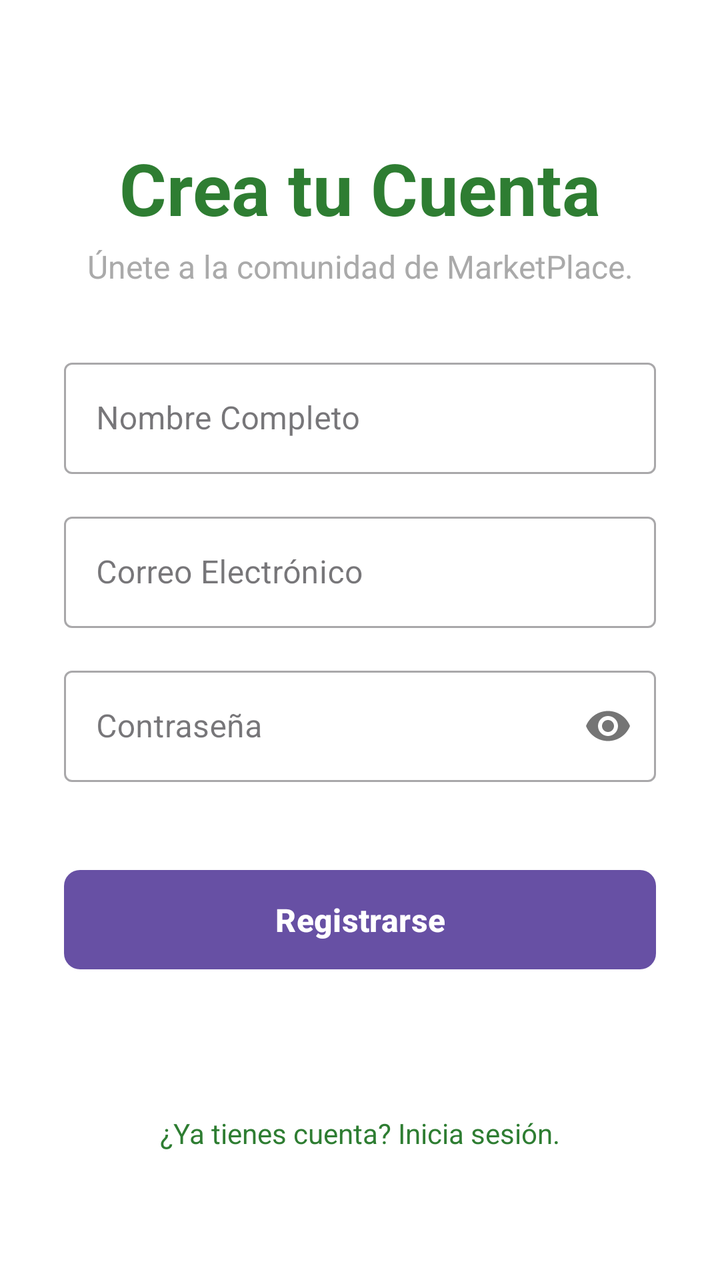
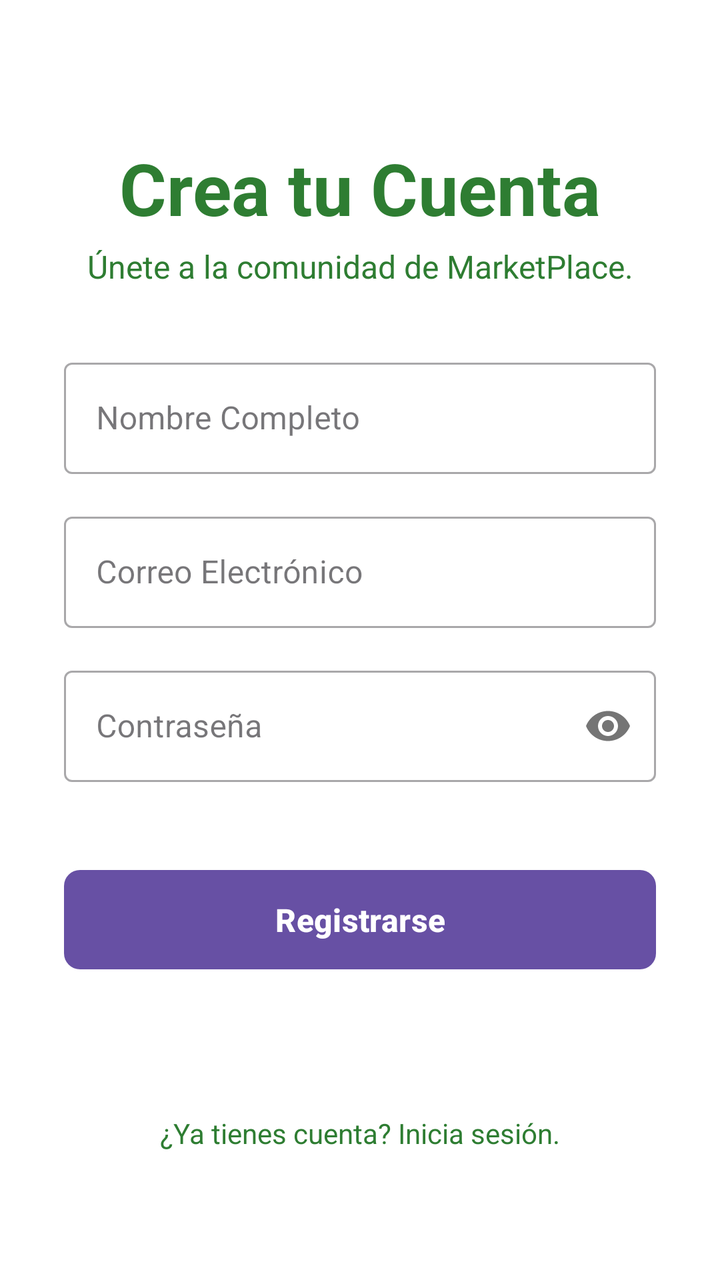

An Android layout rendered at two revisions. The XML below is the earlier revision; the diff shows what the commit changed to produce the second picture.
<!-- AndroidManifest.xml: application theme Theme.MyApplication -->
<!-- res/layout/activity_registro.xml -->
<?xml version="1.0" encoding="utf-8"?>
<androidx.constraintlayout.widget.ConstraintLayout
    xmlns:android="http://schemas.android.com/apk/res/android"
    xmlns:app="http://schemas.android.com/apk/res-auto"
    xmlns:tools="http://schemas.android.com/tools"
    android:layout_width="match_parent"
    android:layout_height="match_parent"
    android:padding="32dp"
    android:background="@color/blanco"
    tools:context=".Registro">
    
    <androidx.constraintlayout.widget.Guideline
        android:id="@+id/guideline_top"
        android:layout_width="wrap_content"
        android:layout_height="wrap_content"
        android:orientation="horizontal"
        app:layout_constraintGuide_percent="0.25" />
    
    <TextView
        android:id="@+id/tv_title_registro"
        android:layout_width="wrap_content"
        android:layout_height="wrap_content"
        android:text="Crea tu Cuenta"
        android:textSize="36sp"
        android:textStyle="bold"
        android:textColor="@color/verdeEtiqueta"
        app:layout_constraintBottom_toTopOf="@+id/tv_subtitle_registro"
        app:layout_constraintStart_toStartOf="parent"
        app:layout_constraintEnd_toEndOf="parent"
        app:layout_constraintTop_toTopOf="parent"
        app:layout_constraintVertical_bias="0.9" />
    
    <TextView
        android:id="@+id/tv_subtitle_registro"
        android:layout_width="0dp"
        android:layout_height="wrap_content"
        android:text="Únete a la comunidad de MarketPlace."
        android:textSize="16sp"
        android:gravity="center"
        android:textColor="@android:color/darker_gray"
        android:layout_marginTop="8dp"
        android:layout_marginBottom="32dp"
        app:layout_constraintBottom_toTopOf="@+id/til_nombre"
        app:layout_constraintStart_toStartOf="parent"
        app:layout_constraintEnd_toEndOf="parent" />
    
    <com.google.android.material.textfield.TextInputLayout
        android:id="@+id/til_nombre"
        android:layout_width="0dp"
        android:layout_height="wrap_content"
        app:layout_constraintEnd_toEndOf="parent"
        app:layout_constraintStart_toStartOf="parent"
        app:layout_constraintTop_toTopOf="@+id/guideline_top"

        style="@style/Widget.MaterialComponents.TextInputLayout.OutlinedBox">
        <com.google.android.material.textfield.TextInputEditText
            android:id="@+id/et_nombre"
            android:layout_width="match_parent"
            android:layout_height="wrap_content"
            android:hint="Nombre Completo"
            android:inputType="textPersonName" />
    </com.google.android.material.textfield.TextInputLayout>
    
    <com.google.android.material.textfield.TextInputLayout
        android:id="@+id/til_email"
        android:layout_width="0dp"
        android:layout_height="wrap_content"
        android:layout_marginTop="16dp"
        app:layout_constraintEnd_toEndOf="parent"
        app:layout_constraintStart_toStartOf="parent"
        app:layout_constraintTop_toBottomOf="@+id/til_nombre"

        style="@style/Widget.MaterialComponents.TextInputLayout.OutlinedBox">
        <com.google.android.material.textfield.TextInputEditText
            android:id="@+id/et_email"
            android:layout_width="match_parent"
            android:layout_height="wrap_content"
            android:hint="Correo Electrónico"
            android:inputType="textEmailAddress" />
    </com.google.android.material.textfield.TextInputLayout>
    
    <com.google.android.material.textfield.TextInputLayout
        android:id="@+id/til_password"
        android:layout_width="0dp"
        android:layout_height="wrap_content"
        android:layout_marginTop="16dp"
        app:layout_constraintEnd_toEndOf="parent"
        app:layout_constraintStart_toStartOf="parent"
        app:layout_constraintTop_toBottomOf="@+id/til_email"
        app:passwordToggleEnabled="true"

        style="@style/Widget.MaterialComponents.TextInputLayout.OutlinedBox">
        <com.google.android.material.textfield.TextInputEditText
            android:id="@+id/et_password"
            android:layout_width="match_parent"
            android:layout_height="wrap_content"
            android:hint="Contraseña"
            android:inputType="textPassword" />
    </com.google.android.material.textfield.TextInputLayout>
    
    <Button
        android:id="@+id/btn_registro"
        android:layout_width="0dp"
        android:layout_height="wrap_content"
        android:layout_marginTop="40dp"
        android:padding="14dp"
        android:text="Registrarse"
        android:textSize="16sp"
        android:textStyle="bold"
        app:cornerRadius="8dp"
        android:elevation="4dp"
        app:layout_constraintEnd_toEndOf="parent"
        app:layout_constraintStart_toStartOf="parent"
        app:layout_constraintTop_toBottomOf="@+id/til_password" />
    
    <TextView
        android:id="@+id/tv_link_login"
        android:layout_width="wrap_content"
        android:layout_height="wrap_content"
        android:layout_marginBottom="32dp"
        android:clickable="true"
        android:focusable="true"
        android:text="¿Ya tienes cuenta? Inicia sesión."
        android:textColor="@color/verdeEtiqueta"
        android:textSize="14sp"
        app:layout_constraintBottom_toBottomOf="parent"
        app:layout_constraintEnd_toEndOf="parent"
        app:layout_constraintStart_toStartOf="parent" />
</androidx.constraintlayout.widget.ConstraintLayout>
<!-- resources referenced by this layout -->
<resources>
  <color name="blanco">#FFFFFF</color>
  <color name="verdeEtiqueta">#2E7D32</color>
  <style name="Theme.MyApplication" parent="Base.Theme.MyApplication" />
  <style name="Base.Theme.MyApplication" parent="Theme.Material3.DayNight.NoActionBar">
          
          
      </style>
</resources>

<!-- the commit's change to res/layout/activity_registro.xml (unified diff, before → after) -->
@@ -37,7 +37,7 @@
         android:text="Únete a la comunidad de MarketPlace."
         android:textSize="16sp"
         android:gravity="center"
-        android:textColor="@android:color/darker_gray"
+        android:textColor="@color/verdeEtiqueta"
         android:layout_marginTop="8dp"
         android:layout_marginBottom="32dp"
         app:layout_constraintBottom_toTopOf="@+id/til_nombre"
